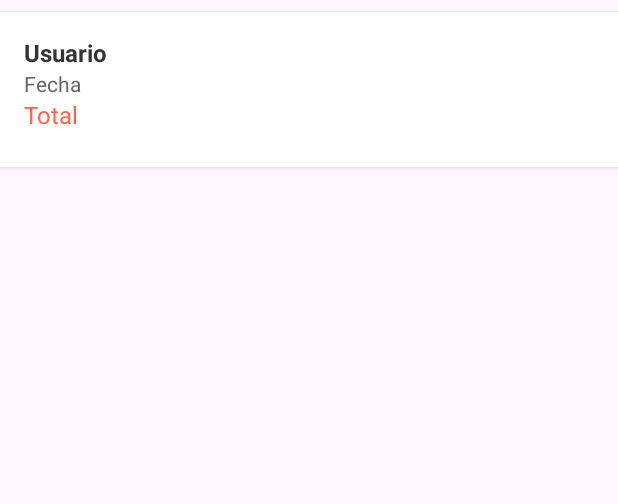
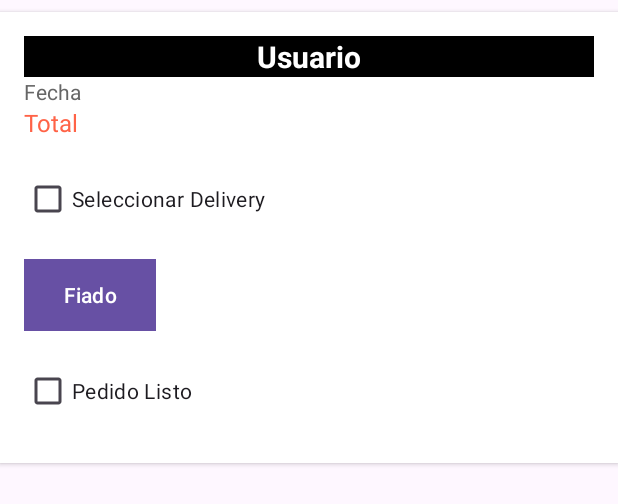
Before and after one commit to fariceo/AppMovilVolantuso, an Android app: the layout item_pedido_agrupado.xml on its own in the app's theme, with its tools: preview values and no code run, on a phone screen of 412 x 824 dp. Shown: the top 504 px of the screen. Run offline under Robolectric (Android 15) with nearby library versions, the phone set to English and light mode, and no system bars; network calls fail.

Commit message:
Pedidos agrupados por Usuario" (08-04-2025)

```diff
--- a/app/src/main/java/com/elrancho/cocina/ordenes/ver_pedidos/VerPedidosActivity.kt
+++ b/app/src/main/java/com/elrancho/cocina/ordenes/ver_pedidos/VerPedidosActivity.kt
@@ -1,5 +1,6 @@
 package com.elrancho.cocina.ordenes.ver_pedidos
 
+import PedidoAgrupadoAdapter
 import android.os.Bundle
 import androidx.appcompat.app.AppCompatActivity
 import androidx.recyclerview.widget.LinearLayoutManager
@@ -8,7 +9,6 @@ import com.android.volley.Request
 import com.android.volley.toolbox.JsonArrayRequest
 import com.android.volley.toolbox.Volley
 import com.elrancho.cocina.R
-import org.json.JSONObject
 
 class VerPedidosActivity : AppCompatActivity() {
 
--- a/app/src/main/res/layout/activity_ver_pedidos.xml
+++ b/app/src/main/res/layout/activity_ver_pedidos.xml
@@ -9,4 +9,6 @@
         android:id="@+id/recyclerPedidosAgrupados"
         android:layout_width="match_parent"
         android:layout_height="match_parent"/>
+
+
 </LinearLayout>
--- a/app/src/main/res/layout/item_pedido_agrupado.xml
+++ b/app/src/main/res/layout/item_pedido_agrupado.xml
@@ -11,12 +11,15 @@
 
     <TextView
         android:id="@+id/txtUsuario"
-        android:layout_width="wrap_content"
+        android:layout_width="match_parent"
         android:layout_height="wrap_content"
         android:text="Usuario"
-        android:textSize="16sp"
+        android:background="@color/black"
+
+        android:textSize="20sp"
         android:textStyle="bold"
-        android:textColor="#333333" />
+        android:textColor="@color/white"
+       android:gravity="center" />
 
     <TextView
         android:id="@+id/txtFecha"
@@ -40,4 +43,33 @@
         android:layout_height="wrap_content"
         android:orientation="vertical"
         android:layout_marginTop="8dp" />
+
+    <CheckBox
+        android:id="@+id/checkBoxSelectDelivery"
+        android:layout_width="wrap_content"
+        android:layout_height="wrap_content"
+        android:text="Seleccionar Delivery"
+        android:textSize="14sp"
+        android:layout_marginTop="8dp"
+        android:layout_marginBottom="8dp" />
+    <!-- Botón para mostrar la alerta -->
+    <Button
+        android:id="@+id/buttonFiado"
+        android:layout_width="wrap_content"
+        android:layout_height="wrap_content"
+        android:text="Fiado"
+        android:layout_marginTop="8dp"
+        android:layout_marginBottom="8dp"
+        android:background="@color/white"
+        android:textColor="@color/white"/>
+
+    <CheckBox
+        android:id="@+id/Listo"
+        android:layout_width="wrap_content"
+        android:layout_height="wrap_content"
+        android:text="Pedido Listo"
+        android:textSize="14sp"
+        android:layout_marginTop="8dp"
+        android:layout_marginBottom="8dp" />
+
 </LinearLayout>
--- /dev/null
+++ b/app/src/main/res/layout/item_producto_pedido.xml
@@ -0,0 +1,6 @@
+<?xml version="1.0" encoding="utf-8"?>
+<androidx.constraintlayout.widget.ConstraintLayout xmlns:android="http://schemas.android.com/apk/res/android"
+             android:layout_width="match_parent"
+             android:layout_height="match_parent">
+
+</androidx.constraintlayout.widget.ConstraintLayout>
```
Also changed, not shown: app/src/main/java/com/elrancho/cocina/ordenes/ver_pedidos/PedidoAgrupadoAdapter.kt (+48 -25 lines), app/src/main/res/layout/item_detalle_producto.xml (+4 -7 lines), app/src/main/java/com/elrancho/cocina/ordenes/ver_pedidos/DetalleProducto.kt (line endings or trailing spaces).
